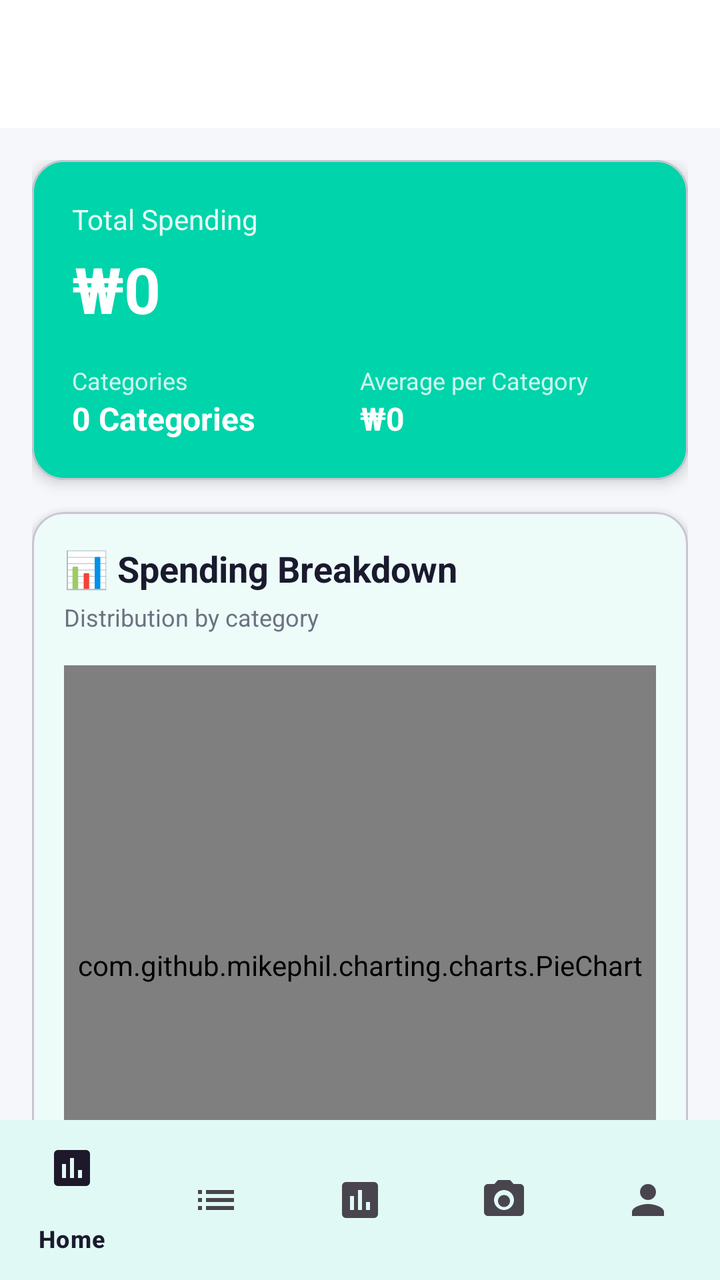
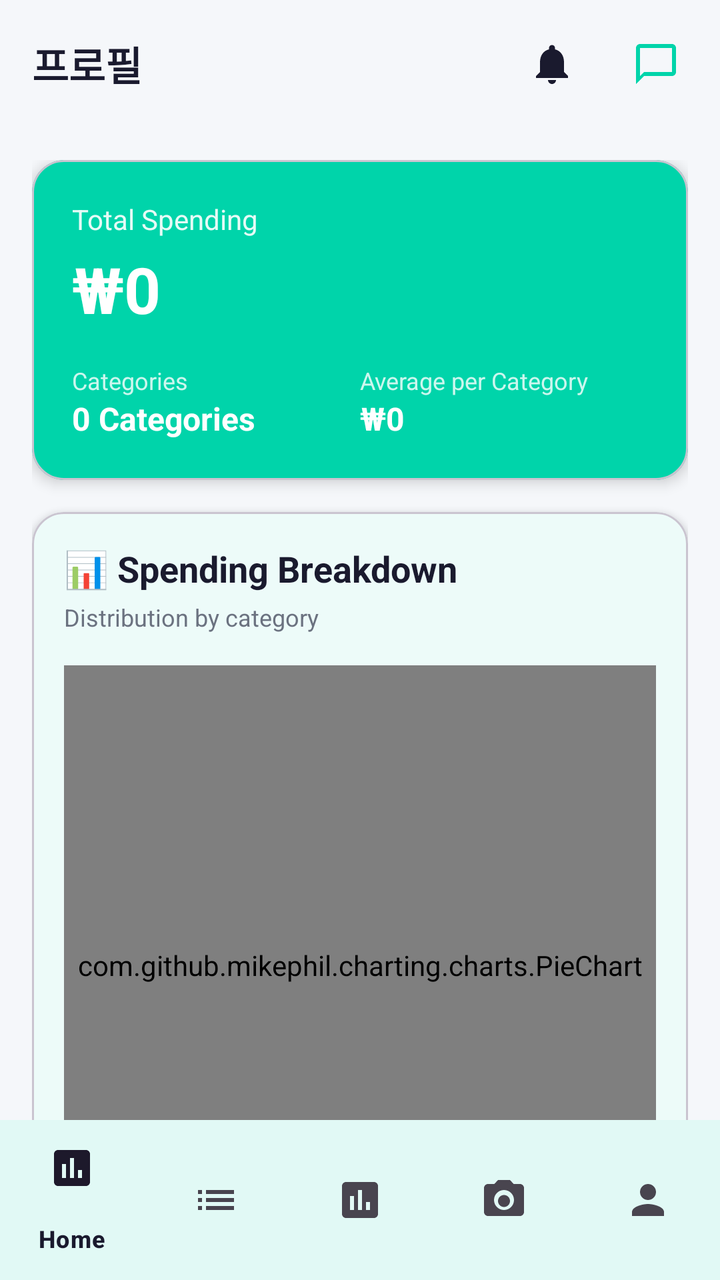

An Android layout rendered at two revisions. The XML below is the earlier revision; the diff shows what the commit changed to produce the second picture.
<!-- AndroidManifest.xml: application theme Theme.Receiptify -->
<!-- res/layout/activity_analytics_view.xml -->
<?xml version="1.0" encoding="utf-8"?>
<androidx.coordinatorlayout.widget.CoordinatorLayout xmlns:android="http://schemas.android.com/apk/res/android"
    xmlns:app="http://schemas.android.com/apk/res-auto"
    android:layout_width="match_parent"
    android:layout_height="match_parent"
    android:background="@color/background_light">

    <com.google.android.material.appbar.AppBarLayout
        android:layout_width="match_parent"
        android:layout_height="wrap_content"
        android:background="@color/white"
        app:elevation="0dp">

        <androidx.appcompat.widget.Toolbar
            android:id="@+id/toolbar"
            android:layout_width="match_parent"
            android:layout_height="?attr/actionBarSize"
            app:titleTextColor="@color/text_primary" />

    </com.google.android.material.appbar.AppBarLayout>

    <androidx.core.widget.NestedScrollView
        android:layout_width="match_parent"
        android:layout_height="match_parent"
        app:layout_behavior="@string/appbar_scrolling_view_behavior">

        <LinearLayout
            android:layout_width="match_parent"
            android:layout_height="wrap_content"
            android:orientation="vertical"
            android:padding="16dp">

            
            <com.google.android.material.card.MaterialCardView
                android:layout_width="match_parent"
                android:layout_height="wrap_content"
                android:layout_marginBottom="16dp"
                app:cardBackgroundColor="@color/primary_mint"
                app:cardCornerRadius="16dp"
                app:cardElevation="4dp">

                <LinearLayout
                    android:layout_width="match_parent"
                    android:layout_height="wrap_content"
                    android:orientation="vertical"
                    android:padding="20dp">

                    <TextView
                        android:layout_width="wrap_content"
                        android:layout_height="wrap_content"
                        android:text="Total Spending"
                        android:textColor="@color/white"
                        android:textSize="14sp"
                        android:alpha="0.9" />

                    <TextView
                        android:id="@+id/tvTotalSpending"
                        android:layout_width="wrap_content"
                        android:layout_height="wrap_content"
                        android:layout_marginTop="4dp"
                        android:text="₩0"
                        android:textColor="@color/white"
                        android:textSize="32sp"
                        android:textStyle="bold" />

                    <LinearLayout
                        android:layout_width="match_parent"
                        android:layout_height="wrap_content"
                        android:layout_marginTop="16dp"
                        android:orientation="horizontal">

                        <LinearLayout
                            android:layout_width="0dp"
                            android:layout_height="wrap_content"
                            android:layout_weight="1"
                            android:orientation="vertical">

                            <TextView
                                android:layout_width="wrap_content"
                                android:layout_height="wrap_content"
                                android:text="Categories"
                                android:textColor="@color/white"
                                android:textSize="12sp"
                                android:alpha="0.8" />

                            <TextView
                                android:id="@+id/tvCategoryCount"
                                android:layout_width="wrap_content"
                                android:layout_height="wrap_content"
                                android:text="0 Categories"
                                android:textColor="@color/white"
                                android:textSize="16sp"
                                android:textStyle="bold" />

                        </LinearLayout>

                        <LinearLayout
                            android:layout_width="0dp"
                            android:layout_height="wrap_content"
                            android:layout_weight="1"
                            android:orientation="vertical">

                            <TextView
                                android:layout_width="wrap_content"
                                android:layout_height="wrap_content"
                                android:text="Average per Category"
                                android:textColor="@color/white"
                                android:textSize="12sp"
                                android:alpha="0.8" />

                            <TextView
                                android:id="@+id/tvAverageSpending"
                                android:layout_width="wrap_content"
                                android:layout_height="wrap_content"
                                android:text="₩0"
                                android:textColor="@color/white"
                                android:textSize="16sp"
                                android:textStyle="bold" />

                        </LinearLayout>

                    </LinearLayout>

                </LinearLayout>

            </com.google.android.material.card.MaterialCardView>

            
            <com.google.android.material.card.MaterialCardView
                android:layout_width="match_parent"
                android:layout_height="wrap_content"
                android:layout_marginBottom="16dp"
                app:cardBackgroundColor="@color/white"
                app:cardCornerRadius="16dp"
                app:cardElevation="2dp">

                <LinearLayout
                    android:layout_width="match_parent"
                    android:layout_height="wrap_content"
                    android:orientation="vertical"
                    android:padding="16dp">

                    <TextView
                        android:layout_width="wrap_content"
                        android:layout_height="wrap_content"
                        android:text="📊 Spending Breakdown"
                        android:textColor="@color/text_primary"
                        android:textSize="18sp"
                        android:textStyle="bold" />

                    <TextView
                        android:layout_width="wrap_content"
                        android:layout_height="wrap_content"
                        android:layout_marginTop="4dp"
                        android:text="Distribution by category"
                        android:textColor="@color/text_secondary"
                        android:textSize="12sp" />

                    <com.github.mikephil.charting.charts.PieChart
                        android:id="@+id/pieChart"
                        android:layout_width="match_parent"
                        android:layout_height="300dp"
                        android:layout_marginTop="16dp" />

                </LinearLayout>

            </com.google.android.material.card.MaterialCardView>

            
            <com.google.android.material.card.MaterialCardView
                android:layout_width="match_parent"
                android:layout_height="wrap_content"
                android:layout_marginBottom="16dp"
                app:cardBackgroundColor="@color/white"
                app:cardCornerRadius="16dp"
                app:cardElevation="2dp">

                <LinearLayout
                    android:layout_width="match_parent"
                    android:layout_height="wrap_content"
                    android:orientation="vertical"
                    android:padding="16dp">

                    <TextView
                        android:layout_width="wrap_content"
                        android:layout_height="wrap_content"
                        android:text="📈 Category Comparison"
                        android:textColor="@color/text_primary"
                        android:textSize="18sp"
                        android:textStyle="bold" />

                    <TextView
                        android:layout_width="wrap_content"
                        android:layout_height="wrap_content"
                        android:layout_marginTop="4dp"
                        android:text="Compare spending across categories"
                        android:textColor="@color/text_secondary"
                        android:textSize="12sp" />

                    <com.github.mikephil.charting.charts.BarChart
                        android:id="@+id/barChart"
                        android:layout_width="match_parent"
                        android:layout_height="250dp"
                        android:layout_marginTop="16dp" />

                </LinearLayout>

            </com.google.android.material.card.MaterialCardView>

            
            <com.google.android.material.card.MaterialCardView
                android:layout_width="match_parent"
                android:layout_height="wrap_content"
                android:layout_marginBottom="16dp"
                app:cardBackgroundColor="@color/white"
                app:cardCornerRadius="16dp"
                app:cardElevation="2dp">

                <LinearLayout
                    android:layout_width="match_parent"
                    android:layout_height="wrap_content"
                    android:orientation="vertical"
                    android:padding="16dp">

                    <TextView
                        android:layout_width="wrap_content"
                        android:layout_height="wrap_content"
                        android:text="📉 Spending Trend"
                        android:textColor="@color/text_primary"
                        android:textSize="18sp"
                        android:textStyle="bold" />

                    <TextView
                        android:layout_width="wrap_content"
                        android:layout_height="wrap_content"
                        android:layout_marginTop="4dp"
                        android:text="Daily spending pattern this month"
                        android:textColor="@color/text_secondary"
                        android:textSize="12sp" />

                    <com.github.mikephil.charting.charts.LineChart
                        android:id="@+id/lineChart"
                        android:layout_width="match_parent"
                        android:layout_height="250dp"
                        android:layout_marginTop="16dp" />

                </LinearLayout>

            </com.google.android.material.card.MaterialCardView>

            
            <com.google.android.material.card.MaterialCardView
                android:layout_width="match_parent"
                android:layout_height="wrap_content"
                app:cardBackgroundColor="@color/card_highlight"
                app:cardCornerRadius="16dp"
                app:cardElevation="0dp">

                <LinearLayout
                    android:layout_width="match_parent"
                    android:layout_height="wrap_content"
                    android:orientation="horizontal"
                    android:padding="16dp"
                    android:gravity="center_vertical">

                    <TextView
                        android:layout_width="wrap_content"
                        android:layout_height="wrap_content"
                        android:text="💡"
                        android:textSize="24sp" />

                    <LinearLayout
                        android:layout_width="0dp"
                        android:layout_height="wrap_content"
                        android:layout_weight="1"
                        android:layout_marginStart="12dp"
                        android:orientation="vertical">

                        <TextView
                            android:layout_width="wrap_content"
                            android:layout_height="wrap_content"
                            android:text="Smart Tip"
                            android:textColor="@color/primary_mint_dark"
                            android:textSize="14sp"
                            android:textStyle="bold" />

                        <TextView
                            android:layout_width="wrap_content"
                            android:layout_height="wrap_content"
                            android:layout_marginTop="4dp"
                            android:text="Track your spending patterns to find areas where you can save more!"
                            android:textColor="@color/text_secondary"
                            android:textSize="12sp" />

                    </LinearLayout>

                </LinearLayout>

            </com.google.android.material.card.MaterialCardView>

        </LinearLayout>

    </androidx.core.widget.NestedScrollView>

    
    <ProgressBar
        android:id="@+id/progressBar"
        android:layout_width="wrap_content"
        android:layout_height="wrap_content"
        android:layout_gravity="center"
        android:visibility="gone" />

    <com.google.android.material.bottomnavigation.BottomNavigationView
        android:id="@+id/bottomNavigation"
        android:layout_width="match_parent"
        android:layout_height="wrap_content"
        android:layout_gravity="bottom"
        android:background="@color/white"
        app:elevation="8dp"
        app:menu="@menu/bottom_nav_menu" />

</androidx.coordinatorlayout.widget.CoordinatorLayout>
<!-- resources referenced by this layout -->
<resources>
  <color name="background_light">#F5F7FA</color>
  <color name="card_highlight">#E8FFF8</color>
  <color name="primary_mint">#00D4AA</color>
  <color name="primary_mint_dark">#00B894</color>
  <color name="text_primary">#1A1A2E</color>
  <color name="text_secondary">#6B7280</color>
  <color name="white">#FFFFFF</color>
  <style name="Theme.Receiptify" parent="Base.Theme.Receiptify" />
  <style name="Base.Theme.Receiptify" parent="Theme.Material3.Light.NoActionBar">
          <item name="colorPrimary">@color/primary_purple</item>
          <item name="colorPrimaryVariant">@color/primary_purple_dark</item>
          <item name="colorOnPrimary">@color/white</item>
  
          <item name="colorSurface">@color/surface_light</item>
          <item name="colorOnSurface">@color/text_primary</item>
  
          <item name="android:colorBackground">@color/background_light</item>
          <item name="colorOnBackground">@color/text_primary</item>
  
          <item name="colorOutline">@color/divider</item>
      </style>
  <color name="primary_purple">#00D4AA</color>
  <color name="primary_purple_dark">#00B894</color>
  <color name="surface_light">#FFFFFF</color>
  <color name="divider">#E5E7EB</color>
</resources>

<!-- the commit's change to res/layout/activity_analytics_view.xml (unified diff, before → after) -->
@@ -8,14 +8,83 @@
     <com.google.android.material.appbar.AppBarLayout
         android:layout_width="match_parent"
         android:layout_height="wrap_content"
-        android:background="@color/white"
+        android:background="@android:color/transparent"
         app:elevation="0dp">
 
         <androidx.appcompat.widget.Toolbar
             android:id="@+id/toolbar"
             android:layout_width="match_parent"
             android:layout_height="?attr/actionBarSize"
-            app:titleTextColor="@color/text_primary" />
+            android:background="@android:color/transparent">
+
+            <LinearLayout
+                android:layout_width="match_parent"
+                android:layout_height="wrap_content"
+                android:gravity="center_vertical"
+                android:orientation="horizontal">
+
+                
+                <TextView
+                    android:layout_width="0dp"
+                    android:layout_height="wrap_content"
+                    android:layout_weight="1"
+                    android:text="프로필"
+                    android:textColor="?attr/colorOnSurface"
+                    android:textSize="20sp"
+                    android:textStyle="bold" />
+
+                
+                <FrameLayout
+                    android:id="@+id/layoutNotificationIcon"
+                    android:layout_width="48dp"
+                    android:layout_height="48dp"
+                    android:layout_marginEnd="4dp"
+                    android:background="?attr/selectableItemBackgroundBorderless"
+                    android:clickable="true"
+                    android:focusable="true"
+                    android:padding="12dp">
+
+                    <ImageView
+                        android:id="@+id/ivNotificationIcon"
+                        android:layout_width="24dp"
+                        android:layout_height="24dp"
+                        android:layout_gravity="center"
+                        android:contentDescription="알림"
+                        android:src="@drawable/ic_notifications"
+                        app:tint="?attr/colorOnSurface" />
+
+                    <TextView
+                        android:id="@+id/tvNotificationBadge"
+                        android:layout_width="16dp"
+                        android:layout_height="16dp"
+                        android:layout_gravity="top|end"
+                        android:layout_marginTop="8dp"
+                        android:layout_marginEnd="8dp"
+                        android:background="@drawable/bg_notification_badge"
+                        android:gravity="center"
+                        android:text="0"
+                        android:textColor="@android:color/white"
+                        android:textSize="10sp"
+                        android:textStyle="bold"
+                        android:visibility="gone" />
+
+                </FrameLayout>
+
+                
+                <ImageButton
+                    android:id="@+id/btnChatbot"
+                    android:layout_width="48dp"
+                    android:layout_height="48dp"
+                    android:layout_marginEnd="8dp"
+                    android:background="?attr/selectableItemBackgroundBorderless"
+                    android:contentDescription="챗봇"
+                    android:padding="12dp"
+                    android:src="@drawable/ic_chat"
+                    app:tint="@color/primary_purple" />
+
+            </LinearLayout>
+
+        </androidx.appcompat.widget.Toolbar>
 
     </com.google.android.material.appbar.AppBarLayout>
 
<!-- resource entries referenced after the edit -->
@@ -7,6 +7,37 @@
   <color name="text_primary">#1A1A2E</color>
   <color name="text_secondary">#6B7280</color>
   <color name="white">#FFFFFF</color>
+  <!-- drawable bg_notification_badge (drawable) -->
+  <?xml version="1.0" encoding="utf-8"?>
+  <shape xmlns:android="http://schemas.android.com/apk/res/android"
+      android:shape="oval">
+      <solid android:color="#EF4444" />
+      <size
+          android:width="16dp"
+          android:height="16dp" />
+  </shape>
+  <!-- drawable ic_chat (drawable) -->
+  <?xml version="1.0" encoding="utf-8"?>
+  <vector xmlns:android="http://schemas.android.com/apk/res/android"
+      android:width="24dp"
+      android:height="24dp"
+      android:viewportWidth="24"
+      android:viewportHeight="24">
+      <path
+          android:fillColor="#000000"
+          android:pathData="M20,2H4C2.9,2 2,2.9 2,4v18l4,-4h14c1.1,0 2,-0.9 2,-2V4C22,2.9 21.1,2 20,2zM20,16H6l-2,2V4h16V16z"/>
+  </vector>
+  <!-- drawable ic_notifications (drawable) -->
+  <?xml version="1.0" encoding="utf-8"?>
+  <vector xmlns:android="http://schemas.android.com/apk/res/android"
+      android:width="24dp"
+      android:height="24dp"
+      android:viewportWidth="24"
+      android:viewportHeight="24">
+      <path
+          android:fillColor="@android:color/black"
+          android:pathData="M12,22c1.1,0 2,-0.9 2,-2h-4c0,1.1 0.89,2 2,2zM18,16v-5c0,-3.07 -1.64,-5.64 -4.5,-6.32V4c0,-0.83 -0.67,-1.5 -1.5,-1.5s-1.5,0.67 -1.5,1.5v0.68C7.63,5.36 6,7.92 6,11v5l-2,2v1h16v-1l-2,-2z"/>
+  </vector>
   <style name="Theme.Receiptify" parent="Base.Theme.Receiptify" />
   <style name="Base.Theme.Receiptify" parent="Theme.Material3.Light.NoActionBar">
           <item name="colorPrimary">@color/primary_purple</item>
